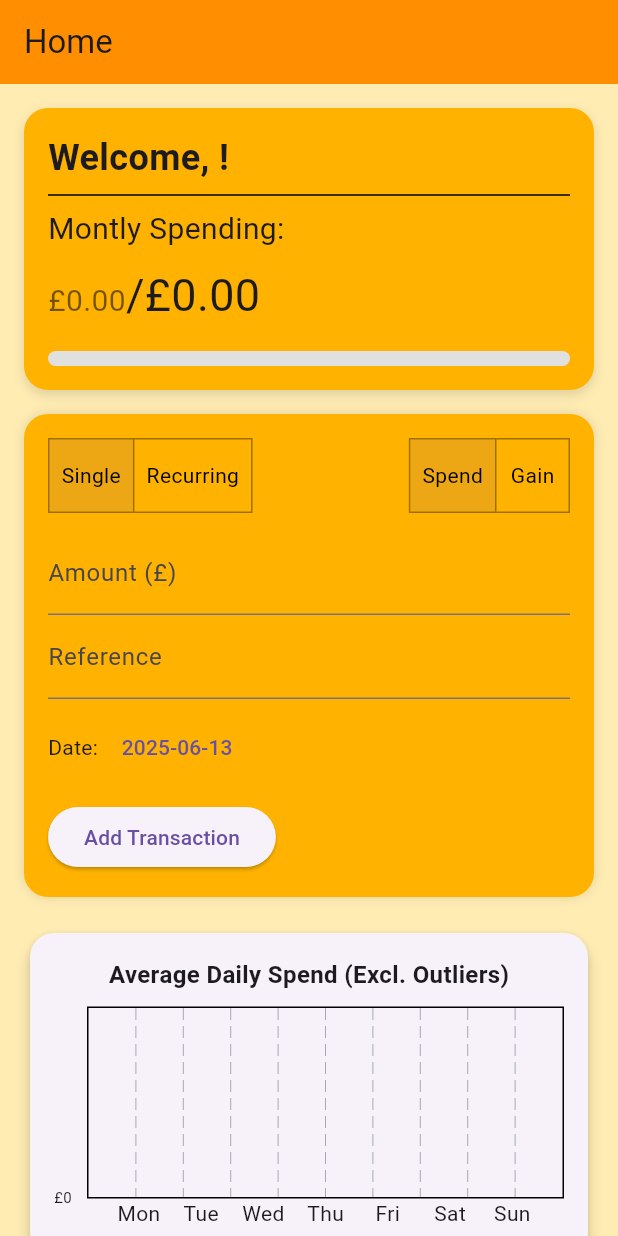
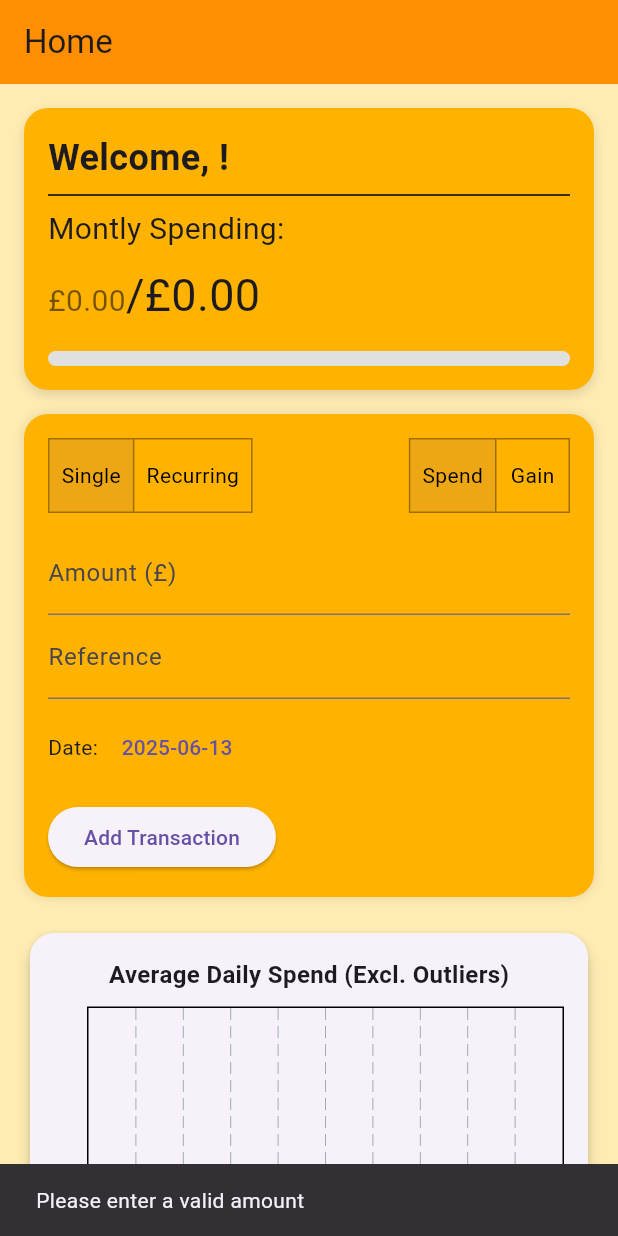
Before and after one commit to Defalt0402/Android-Finance-Tracker, a Flutter app: the HomePage screen opened directly, after a tap on "Add Transaction", on a phone screen of 412 x 824 dp. Run offline on Flutter 3.47's test engine with Material 3 defaults, Android fonts, the phone set to English and light mode, and no system bars; drawn by our look-alikes of fl_chart; our stand-ins replace shared_preferences, sqflite, table_calendar; accounts and stored records are empty.

Commit message:
Added input validation to prevent negatives

```diff
--- a/finance_tracker/lib/transaction_widget.dart
+++ b/finance_tracker/lib/transaction_widget.dart
@@ -27,7 +27,12 @@ class _AddTransactionWidgetState extends State<AddTransactionWidget> {
     final double? amount = double.tryParse(_amountController.text);
     final String reference = _referenceController.text;
 
-    if (amount == null) return;
+    if (amount == null || amount <= 0) {
+      ScaffoldMessenger.of(context).showSnackBar(
+        SnackBar(content: Text('Please enter a valid amount')),
+      );
+      return;
+    }
 
     if (!isRecurring) {
       await DatabaseService.instance.insertTransaction(DateFormat('yyyy-MM-dd').format(singleDate), amount, reference, _transactionType);
@@ -43,7 +48,10 @@ class _AddTransactionWidgetState extends State<AddTransactionWidget> {
             current = current.add(Duration(days: 7));
             break;
           case 'Monthly':
-            current = DateTime(current.year, current.month + 1, current.day);
+            final nextMonth = DateTime(current.year, current.month + 1, 1);
+            final lastDayOfNextMonth = DateTime(nextMonth.year, nextMonth.month + 1, 0).day;
+            final day = current.day <= lastDayOfNextMonth ? current.day : lastDayOfNextMonth;
+            current = DateTime(nextMonth.year, nextMonth.month, day);
             break;
         }
       }
```
